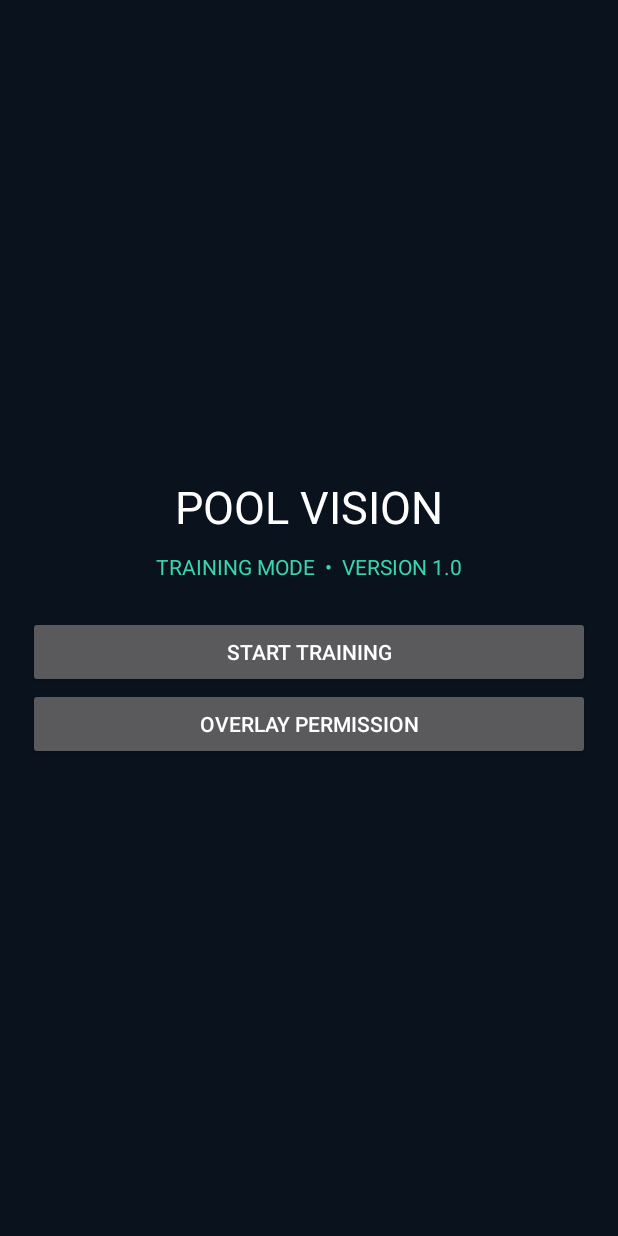
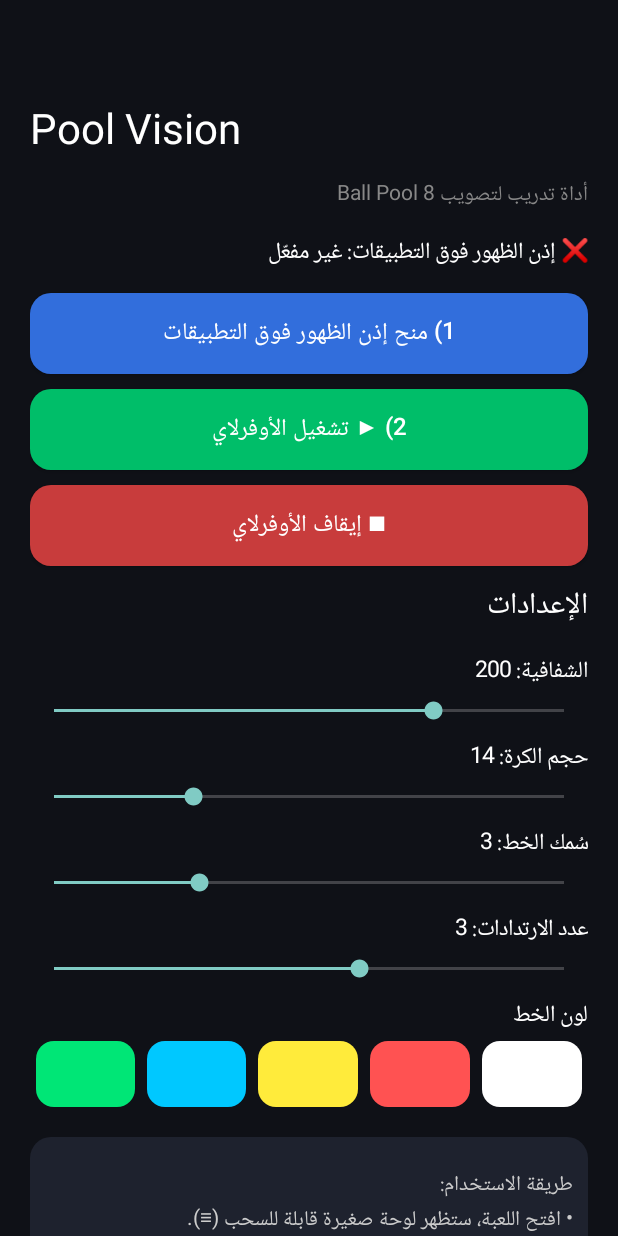
Before and after one commit to scishadii-hash/8-Ball-pool, an Android app: the screen it shows after launch (MainActivity), on a phone screen of 412 x 824 dp. Run offline under Robolectric (Android 15) with nearby library versions, the phone set to English and light mode, and no system bars.

Commit message:
Update MainActivity.kt

```diff
--- a/app/src/main/java/com/poolvision/training/MainActivity.kt
+++ b/app/src/main/java/com/poolvision/training/MainActivity.kt
@@ -1,77 +1,174 @@
-
 package com.poolvision.training
 
 import android.app.Activity
+import android.content.Context
 import android.content.Intent
+import android.graphics.Color
+import android.graphics.drawable.GradientDrawable
 import android.net.Uri
 import android.os.Bundle
 import android.provider.Settings
-import android.graphics.Color
-import android.view.Gravity
-import android.widget.*
+import android.view.View
+import android.widget.Button
+import android.widget.LinearLayout
+import android.widget.ScrollView
+import android.widget.SeekBar
+import android.widget.TextView
+import android.widget.Toast
 
 class MainActivity : Activity() {
 
+    private val bg = Color.rgb(15, 17, 23)
+    private val card = Color.rgb(30, 34, 46)
+    private val green = Color.rgb(0, 190, 105)
+    private val red = Color.rgb(200, 60, 60)
+    private val blue = Color.rgb(50, 110, 220)
+    private val dp get() = resources.displayMetrics.density
+
+    private lateinit var prefs: android.content.SharedPreferences
+    private lateinit var status: TextView
+
+    private fun rounded(color: Int, r: Float): GradientDrawable {
+        val g = GradientDrawable()
+        g.setColor(color)
+        g.cornerRadius = r * dp
+        return g
+    }
+
+    private fun label(text: String, size: Float, color: Int): TextView {
+        val t = TextView(this)
+        t.text = text
+        t.textSize = size
+        t.setTextColor(color)
+        t.setPadding(0, (10 * dp).toInt(), 0, (4 * dp).toInt())
+        return t
+    }
+
+    private fun bigButton(text: String, color: Int, onClick: () -> Unit): Button {
+        val b = Button(this)
+        b.text = text
+        b.setTextColor(Color.WHITE)
+        b.isAllCaps = false
+        b.textSize = 16f
+        b.background = rounded(color, 14f)
+        val lp = LinearLayout.LayoutParams(
+            LinearLayout.LayoutParams.MATCH_PARENT, (54 * dp).toInt()
+        )
+        lp.topMargin = (10 * dp).toInt()
+        b.layoutParams = lp
+        b.setOnClickListener { onClick() }
+        return b
+    }
+
+    private fun addSlider(parent: LinearLayout, title: String, key: String, lo: Int, hi: Int, def: Int) {
+        val value = prefs.getInt(key, def)
+        val tv = label("$title: $value", 15f, Color.WHITE)
+        val sb = SeekBar(this)
+        sb.max = hi - lo
+        sb.progress = value - lo
+        sb.setOnSeekBarChangeListener(object : SeekBar.OnSeekBarChangeListener {
+            override fun onProgressChanged(s: SeekBar?, p: Int, fromUser: Boolean) {
+                val v = p + lo
+                prefs.edit().putInt(key, v).apply()
+                tv.text = "$title: $v"
+            }
+            override fun onStartTrackingTouch(s: SeekBar?) {}
+            override fun onStopTrackingTouch(s: SeekBar?) {}
+        })
+        parent.addView(tv)
+        parent.addView(sb)
+    }
+
     override fun onCreate(savedInstanceState: Bundle?) {
         super.onCreate(savedInstanceState)
+        prefs = getSharedPreferences("pv", Context.MODE_PRIVATE)
 
-        val layout = LinearLayout(this).apply {
-            orientation = LinearLayout.VERTICAL
-            gravity = Gravity.CENTER
-            setPadding(28, 32, 28, 32)
-            setBackgroundColor(Color.rgb(10, 18, 29))
+        val root = LinearLayout(this)
+        root.orientation = LinearLayout.VERTICAL
+        val pad = (20 * dp).toInt()
+        root.setPadding(pad, (56 * dp).toInt(), pad, pad)
+
+        val scroll = ScrollView(this)
+        scroll.setBackgroundColor(bg)
+        scroll.addView(root)
+
+        root.addView(label("Pool Vision", 28f, Color.WHITE))
+        root.addView(label("أداة تدريب لتصويب 8 Ball Pool", 14f, Color.GRAY))
+
+        status = label("", 15f, Color.WHITE)
+        root.addView(status)
+
+        root.addView(bigButton("1) منح إذن الظهور فوق التطبيقات", blue) {
+            val i = Intent(
+                Settings.ACTION_MANAGE_OVERLAY_PERMISSION,
+                Uri.parse("package:$packageName")
+            )
+            startActivity(i)
+        })
+
+        root.addView(bigButton("2) ▶ تشغيل الأوفرلاي", green) {
+            if (!Settings.canDrawOverlays(this@MainActivity)) {
+                Toast.makeText(this@MainActivity, "امنح الإذن أولاً", Toast.LENGTH_SHORT).show()
+            } else {
+                startService(Intent(this@MainActivity, AimOverlayService::class.java))
+                moveTaskToBack(true)
+            }
+        })
+
+        root.addView(bigButton("■ إيقاف الأوفرلاي", red) {
+            stopService(Intent(this@MainActivity, AimOverlayService::class.java))
+        })
+
+        root.addView(label("الإعدادات", 20f, Color.WHITE))
+        addSlider(root, "الشفافية", "alpha", 40, 255, 200)
+        addSlider(root, "حجم الكرة", "radius", 8, 30, 14)
+        addSlider(root, "سُمك الخط", "width", 1, 8, 3)
+        addSlider(root, "عدد الارتدادات", "bounces", 0, 5, 3)
+
+        root.addView(label("لون الخط", 15f, Color.WHITE))
+        val row = LinearLayout(this)
+        row.orientation = LinearLayout.HORIZONTAL
+        val colors = intArrayOf(
+            Color.rgb(0, 230, 118), Color.rgb(0, 200, 255), Color.rgb(255, 235, 59),
+            Color.rgb(255, 82, 82), Color.WHITE
+        )
+        for (col in colors) {
+            val v = View(this)
+            v.background = rounded(col, 12f)
+            val lp = LinearLayout.LayoutParams(0, (44 * dp).toInt(), 1f)
+            lp.setMargins((4 * dp).toInt(), 0, (4 * dp).toInt(), 0)
+            v.layoutParams = lp
+            v.setOnClickListener {
+                prefs.edit().putInt("color", col).apply()
+                Toast.makeText(this@MainActivity, "تم تغيير اللون", Toast.LENGTH_SHORT).show()
+            }
+            row.addView(v)
         }
+        root.addView(row)
 
-        val title = TextView(this).apply {
-            text = "POOL VISION"
-            textSize = 30f
-            setTextColor(Color.WHITE)
-            gravity = Gravity.CENTER
-        }
+        val help = label(
+            "طريقة الاستخدام:\n" +
+                "• افتح اللعبة، ستظهر لوحة صغيرة قابلة للسحب (≡).\n" +
+                "• في وضع التعديل: حرّك الكرة البيضاء والهدف ونقطة التوجيه وركني الطاولة.\n" +
+                "• اضغط ✓ تثبيت ليمرّ اللمس للعبة وتضرب.\n" +
+                "• ↺ لإعادة الوضع الافتراضي، ✕ للإغلاق.",
+            14f, Color.LTGRAY
+        )
+        help.setPadding(pad / 2, pad, pad / 2, pad)
+        help.background = rounded(card, 14f)
+        val hlp = LinearLayout.LayoutParams(
+            LinearLayout.LayoutParams.MATCH_PARENT, LinearLayout.LayoutParams.WRAP_CONTENT
+        )
+        hlp.topMargin = (20 * dp).toInt()
+        help.layoutParams = hlp
+        root.addView(help)
 
-        val subtitle = TextView(this).apply {
-            text = "TRAINING MODE  •  VERSION 1.0"
-            textSize = 14f
-            setTextColor(Color.rgb(56, 214, 176))
-            gravity = Gravity.CENTER
-            setPadding(0, 15, 0, 35)
-        }
+        setContentView(scroll)
+    }
 
-        val start = Button(this).apply {
-            text = "START TRAINING"
-            setOnClickListener {
-                if (Settings.canDrawOverlays(this@MainActivity)) {
-                    startService(
-                        Intent(this@MainActivity, AimOverlayService::class.java)
-                    )
-                } else {
-                    startActivity(
-                        Intent(
-                            Settings.ACTION_MANAGE_OVERLAY_PERMISSION,
-                            Uri.parse("package:$packageName")
-                        )
-                    )
-                }
-            }
-        }
-
-        val permission = Button(this).apply {
-            text = "OVERLAY PERMISSION"
-            setOnClickListener {
-                startActivity(
-                    Intent(
-                        Settings.ACTION_MANAGE_OVERLAY_PERMISSION,
-                        Uri.parse("package:$packageName")
-                    )
-                )
-            }
-        }
-
-        layout.addView(title)
-        layout.addView(subtitle)
-        layout.addView(start)
-        layout.addView(permission)
-
-        setContentView(layout)
+    override fun onResume() {
+        super.onResume()
+        val ok = Settings.canDrawOverlays(this)
+        status.text = if (ok) "✅ إذن الظهور فوق التطبيقات: مفعّل" else "❌ إذن الظهور فوق التطبيقات: غير مفعّل"
     }
 }
```
